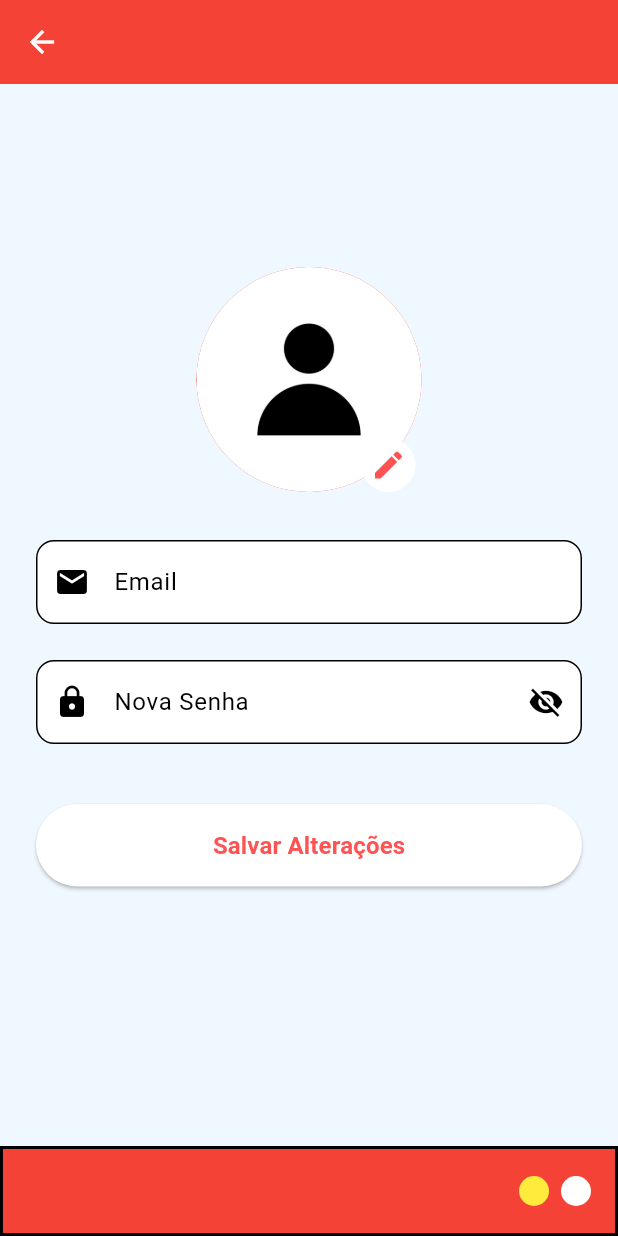
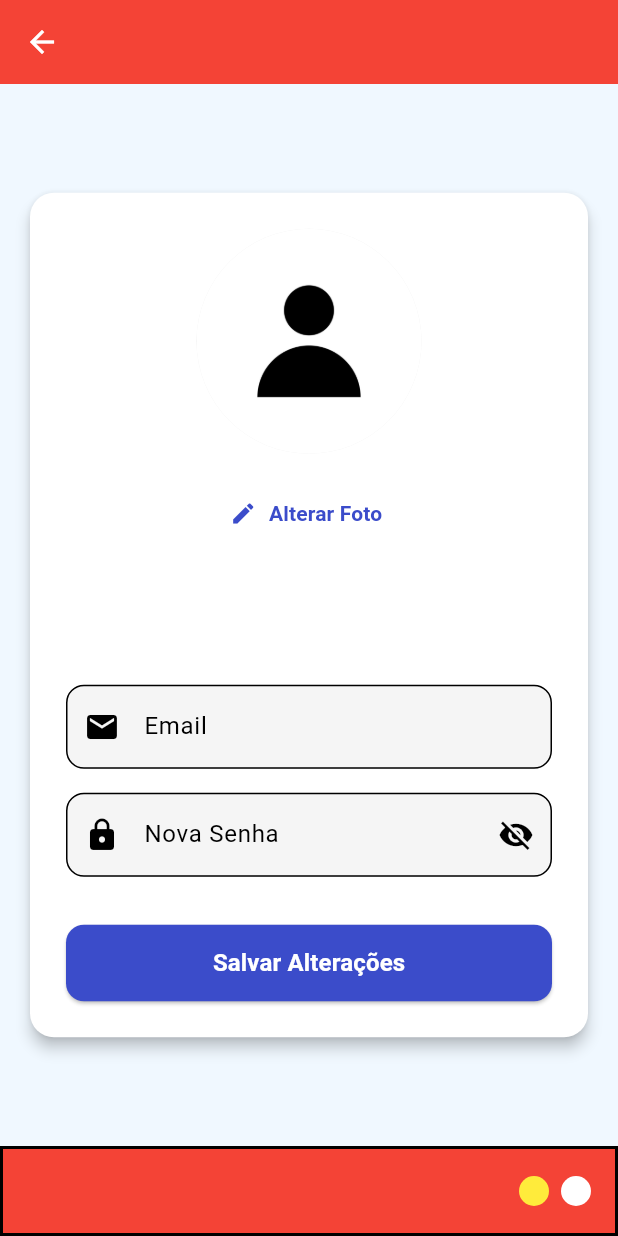
Before and after one commit to ian-veiga/PhoneDex, a Flutter app: the HomeScreen screen opened by its route, after a tap on the "person" icon, on a phone screen of 412 x 824 dp. Run offline on Flutter 3.47's test engine with Material 3 defaults, Android fonts, the phone set to English and light mode, and no system bars; our stand-ins replace cloud_firestore, firebase_auth, firebase_core, firebase_storage, flutter_map, geolocator and 2 more; accounts and stored records are empty; network calls fail.

Commit message:
logica de add imagem

```diff
--- a/lib/screens/profile_screen.dart
+++ b/lib/screens/profile_screen.dart
@@ -2,12 +2,11 @@ import 'package:firebase_auth/firebase_auth.dart';
 import 'package:cloud_firestore/cloud_firestore.dart';
 import 'package:flutter/material.dart';
 import 'package:image_picker/image_picker.dart';
-import 'package:permission_handler/permission_handler.dart';
 import 'dart:io';
 import 'package:pphonedex/services/auth_service.dart';
 import 'package:pphonedex/screens/pending_phones_screen.dart';
 import 'package:pphonedex/components/bottombar.dart';
-
+import 'package:firebase_storage/firebase_storage.dart';
 
 class ProfileScreen extends StatefulWidget {
   const ProfileScreen({super.key});
@@ -18,13 +17,13 @@ class ProfileScreen extends StatefulWidget {
 
 class _ProfileScreenState extends State<ProfileScreen> {
   final FirebaseAuth _auth = FirebaseAuth.instance;
+  final FirebaseFirestore _firestore = FirebaseFirestore.instance;
+  final FirebaseStorage _storage = FirebaseStorage.instance;
   final TextEditingController _emailController = TextEditingController();
   final TextEditingController _senhaController = TextEditingController();
-
-  // NOVO: Instância do AuthService e variável de estado para admin
   final AuthService _authService = AuthService();
   bool isAdmin = false;
-
+  bool _isLoading = false;
   String? photoUrl;
   File? selectedImage;
   bool showPassword = false;
@@ -36,149 +35,184 @@ class _ProfileScreenState extends State<ProfileScreen> {
     _loadUserData();
   }
 
-
   Future<void> _loadUserData() async {
     final user = _auth.currentUser;
     if (user != null) {
-      _emailController.text = user.email ?? '';
-      photoUrl = user.photoURL;
+      await user.reload();
+      final updatedUser = _auth.currentUser;
 
-      final doc = await FirebaseFirestore.instance.collection('users').doc(user.uid).get();
+      _emailController.text = updatedUser?.email ?? '';
 
-      // Garante que a UI seja reconstruída com as informações corretas
-      if(mounted) {
+      final doc = await _firestore.collection('users').doc(updatedUser!.uid).get();
+      if (mounted) {
         setState(() {
           username = doc.data()?['username'] ?? 'Perfil do Usuário';
-          isAdmin = _authService.isAdmin; // Pega o status do serviço
+          photoUrl = doc.data()?['photoURL'] ?? updatedUser.photoURL;
+          isAdmin = _authService.isAdmin;
         });
       }
     }
   }
 
+  Future<String?> _uploadProfilePicture(File image, String userId) async {
+    try {
+      final ref = _storage.ref().child('profile_pictures').child('$userId.jpg');
+      UploadTask uploadTask = ref.putFile(image, SettableMetadata(contentType: 'image/jpeg'));
+      TaskSnapshot snapshot = await uploadTask;
+      return await snapshot.ref.getDownloadURL();
+    } catch (e) {
+      ScaffoldMessenger.of(context).showSnackBar(
+        SnackBar(content: Text("Erro no upload da imagem: $e")),
+      );
+      return null;
+    }
+  }
+
+  // Em lib/screens/profile_screen.dart
+
   Future<void> _updateProfile() async {
     final user = _auth.currentUser;
+    if (user == null) return;
+
+    setState(() => _isLoading = true);
 
     try {
-      if (_emailController.text != user!.email) {
+      String? newPhotoUrl = photoUrl;
+
+      // Faz o upload se uma nova imagem foi selecionada
+      if (selectedImage != null) {
+        newPhotoUrl = await _uploadProfilePicture(selectedImage!, user.uid);
+      }
+
+      // Atualiza o perfil no Firebase Auth
+      if (newPhotoUrl != null && newPhotoUrl != user.photoURL) {
+        await user.updatePhotoURL(newPhotoUrl);
+      }
+      if (_emailController.text != user.email) {
         await user.updateEmail(_emailController.text);
       }
-
       if (_senhaController.text.isNotEmpty) {
         await user.updatePassword(_senhaController.text);
       }
-
-      if (selectedImage != null) {
-        // Exemplo fictício — substitua com upload real
-        String newPhotoUrl = "https://placehold.co/100x100";
-        await user.updatePhotoURL(newPhotoUrl);
-      }
+      await _firestore.collection('users').doc(user.uid).set({
+        'photoURL': newPhotoUrl ?? '',
+      }, SetOptions(merge: true));
+      // --- FIM DA MUDANÇA ---
 
       ScaffoldMessenger.of(context).showSnackBar(
         const SnackBar(content: Text("Perfil atualizado com sucesso!")),
       );
+
     } catch (e) {
       ScaffoldMessenger.of(context).showSnackBar(
-        SnackBar(content: Text("Erro: $e")),
+        SnackBar(content: Text("Erro ao atualizar perfil: $e")),
       );
+    } finally {
+      if (mounted) {
+        await _loadUserData();
+        setState(() {
+          selectedImage = null;
+          _isLoading = false;
+        });
+      }
     }
   }
 
   Future<void> _pickImage() async {
-    final status = await Permission.photos.request();
-    if (status.isGranted) {
+    try {
       final picker = ImagePicker();
-      final pickedFile = await picker.pickImage(source: ImageSource.gallery);
+      final pickedFile = await picker.pickImage(source: ImageSource.gallery, imageQuality: 70);
 
       if (pickedFile != null) {
         setState(() {
           selectedImage = File(pickedFile.path);
         });
       }
-    } else {
-      ScaffoldMessenger.of(context).showSnackBar(
-        const SnackBar(content: Text("Permissão negada para acessar a galeria.")),
-      );
+    } catch (e) {
+      print("Erro ao selecionar imagem: $e");
     }
   }
 
   @override
   Widget build(BuildContext context) {
-    final image = selectedImage != null
-        ? FileImage(selectedImage!)
-        : (photoUrl != null
-            ? NetworkImage(photoUrl!)
-            : const AssetImage("assets/images/img_perfil.png") as ImageProvider);
-
+    ImageProvider image;
+    if (selectedImage != null) {
+      image = FileImage(selectedImage!);
+    } else if (photoUrl != null && photoUrl!.isNotEmpty) {
+      image = NetworkImage(photoUrl!);
+    } else {
+      image = const AssetImage("assets/images/img_perfil.png");
+    }
 
     return Scaffold(
-      extendBodyBehindAppBar: true,
-      backgroundColor: Colors.transparent,
+      backgroundColor: const Color(0xFFF0F8FF),
       appBar: AppBar(
         title: Text(username ?? "Perfil do Usuário"),
-        backgroundColor: Colors.red,
-        elevation: 0,
-        foregroundColor: Colors.white,
+        elevation: 4,
       ),
-      body: Container(
-        width: double.infinity,
-        height: double.infinity,
-        decoration: const BoxDecoration(
-        color: Color(0xFFF0F8FF)
-        ),
-        child: SafeArea(
-          child: SingleChildScrollView(
-            padding: const EdgeInsets.symmetric(horizontal: 24, vertical: 32),
+      body: Center(
+        child: _isLoading
+            ? const CircularProgressIndicator()
+            : SingleChildScrollView(
+                padding: const EdgeInsets.all(16.0),
+                child: Card(
+                  elevation: 4,
+                  shape: RoundedRectangleBorder(borderRadius: BorderRadius.circular(16)),
+                  child: Padding(
+                    padding: const EdgeInsets.all(24.0),
                     child: Column(
-              mainAxisAlignment: MainAxisAlignment.center,
-              children: [
-                const SizedBox(height: 24),
-                Text(
-                  username ?? "Perfil do Usuário",
-                  style: const TextStyle(
-                    fontSize: 24,
-                    fontWeight: FontWeight.bold,
-                    color: Colors.white,
-                  ),
-                ),
-                const SizedBox(height: 32),
-                Stack(
-                  alignment: Alignment.bottomRight,
+                      mainAxisSize: MainAxisSize.min,
                       children: [
                         CircleAvatar(
+                          // A key força a reconstrução quando a imagem muda
+                          key: ValueKey(selectedImage?.path ?? photoUrl),
                           radius: 75,
                           backgroundImage: image,
+                          backgroundColor: Colors.grey.shade200,
                         ),
-                    Positioned(
-                      bottom: 0,
-                      right: 4,
-                      child: GestureDetector(
-                        onTap: _pickImage,
-                        child: Container(
-                          padding: const EdgeInsets.all(6),
-                          decoration: const BoxDecoration(
-                            color: Colors.white,
-                            shape: BoxShape.circle,
+                        const SizedBox(height: 16),
+                        TextButton.icon(
+                          icon: Icon(Icons.edit, size: 18, color: Theme.of(context).colorScheme.secondary),
+                          label: Text('Alterar Foto', style: TextStyle(color: Theme.of(context).colorScheme.secondary, fontWeight: FontWeight.bold)),
+                          onPressed: _pickImage,
                         ),
-                          child: const Icon(Icons.edit, color: Colors.redAccent),
+                        const SizedBox(height: 24),
+                        Text(username ?? "Perfil do Usuário", style: const TextStyle(fontSize: 24, fontWeight: FontWeight.bold, color: Colors.black)),
+                        const SizedBox(height: 32),
+                        _buildTextField(controller: _emailController, label: "Email", icon: Icons.email),
+                        const SizedBox(height: 16),
+                        _buildPasswordField(),
+                        const SizedBox(height: 32),
+                        if (isAdmin) _buildAdminButton(),
+                        if (isAdmin) const SizedBox(height: 12),
+                        _buildSaveChangesButton(),
+                      ],
                     ),
                   ),
                 ),
-                  ],
               ),
-                const SizedBox(height: 32),
-                TextField(
-                  controller: _emailController,
+      ),
+      bottomNavigationBar: const CustomBottomBar(),
+    );
+  }
+
+
+  Widget _buildTextField({required TextEditingController controller, required String label, required IconData icon}) {
+    return TextField(
+      controller: controller,
       decoration: InputDecoration(
-                    labelText: "Email",
-                    prefixIcon: const Icon(Icons.email),
+        labelText: label,
+        prefixIcon: Icon(icon),
         border: OutlineInputBorder(borderRadius: BorderRadius.circular(12)),
-                    fillColor: Colors.white,
         filled: true,
+        fillColor: const Color(0xFFF5F5F5),
       ),
       keyboardType: TextInputType.emailAddress,
-                ),
-                const SizedBox(height: 24),
-                TextField(
+    );
+  }
+
+  Widget _buildPasswordField() {
+    return TextField(
       controller: _senhaController,
       obscureText: !showPassword,
       decoration: InputDecoration(
@@ -186,70 +220,50 @@ class _ProfileScreenState extends State<ProfileScreen> {
         prefixIcon: const Icon(Icons.lock),
         suffixIcon: IconButton(
           icon: Icon(showPassword ? Icons.visibility : Icons.visibility_off),
-                      onPressed: () {
-                        setState(() {
-                          showPassword = !showPassword;
-                        });
-                      },
+          onPressed: () => setState(() => showPassword = !showPassword),
         ),
         border: OutlineInputBorder(borderRadius: BorderRadius.circular(12)),
-                    fillColor: Colors.white,
         filled: true,
+        fillColor: const Color(0xFFF5F5F5),
       ),
-                ),
-                const SizedBox(height: 40),
-                if (isAdmin)
-                  SizedBox(
+    );
+  }
+
+  Widget _buildAdminButton() {
+    return SizedBox(
       width: double.infinity,
       child: ElevatedButton.icon(
         icon: const Icon(Icons.pending_actions),
         label: const Text('Aprovações Pendentes'),
         onPressed: () {
-                        Navigator.push(
-                          context,
-                          MaterialPageRoute(builder: (context) => const PendingPhonesScreen()),
-                        );
+          Navigator.push(context, MaterialPageRoute(builder: (context) => const PendingPhonesScreen()));
         },
         style: ElevatedButton.styleFrom(
-                        backgroundColor: Colors.red,
+          backgroundColor: Theme.of(context).primaryColor,
           foregroundColor: Colors.white,
-                        padding: const EdgeInsets.symmetric(vertical: 16),
-                        shape: RoundedRectangleBorder(
-                          borderRadius: BorderRadius.circular(30),
+          padding: const EdgeInsets.symmetric(vertical: 14),
+          shape: RoundedRectangleBorder(borderRadius: BorderRadius.circular(12)),
         ),
       ),
-                    ),
-                  ),
-                if (isAdmin) const SizedBox(height: 16), // Espaçamento
+    );
+  }
 
-
-                SizedBox(
+  Widget _buildSaveChangesButton() {
+    return SizedBox(
       width: double.infinity,
       child: ElevatedButton(
         onPressed: _updateProfile,
         style: ElevatedButton.styleFrom(
-                      backgroundColor: Colors.white,
-                      foregroundColor: Colors.redAccent,
-                      padding: const EdgeInsets.symmetric(vertical: 16),
-                      shape: RoundedRectangleBorder(
-                        borderRadius: BorderRadius.circular(30),
-                      ),
+          backgroundColor: Theme.of(context).colorScheme.secondary,
+          foregroundColor: Colors.white,
+          padding: const EdgeInsets.symmetric(vertical: 14),
+          shape: RoundedRectangleBorder(borderRadius: BorderRadius.circular(12)),
         ),
         child: const Text(
           "Salvar Alterações",
-                      style: TextStyle(
-                        fontSize: 16,
-                        fontWeight: FontWeight.bold,
+          style: TextStyle(fontSize: 16, fontWeight: FontWeight.bold),
         ),
       ),
-                  ),
-                ),
-              ],
-            ),
-          ),
-        ),
-      ),
-      bottomNavigationBar: const CustomBottomBar(),
     );
   }
 }
--- a/lib/services/auth_service.dart
+++ b/lib/services/auth_service.dart
@@ -54,6 +54,7 @@ class AuthService {
         'username': username,
         'createdAt': FieldValue.serverTimestamp(),
         'isAdmin': false,
+        'photoURL': cred.user!.photoURL ?? '',
       });
     }
     return cred.user;
--- a/pubspec.yaml
+++ b/pubspec.yaml
@@ -32,6 +32,7 @@ dependencies:
   firebase_auth: ^4.17.4
   cloud_firestore: ^4.15.3
   provider: ^6.1.2
+  firebase_storage: ^11.7.0
   flutter:
     sdk: flutter
   image_picker: ^1.0.4
```
Also changed, not shown: pubspec.lock, 3 other files. Lines whose indentation alone changed are shown as unchanged.
